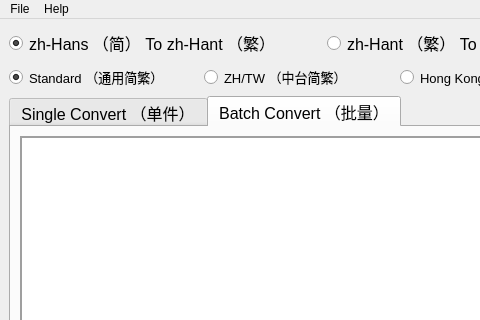
First picture: the form in form.ui, repository laisuk/ZhoConvertPyQtRs, before the edit; both pictures show x 0 to 480 and y 0 to 320 of the 990 by 700 pixel window.
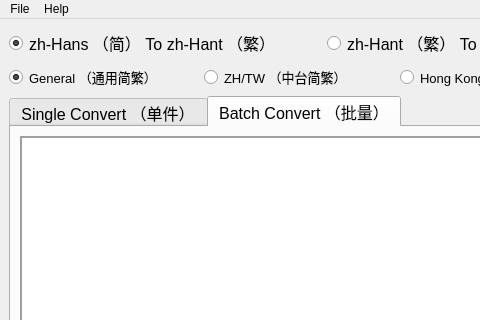
Second picture: the form after the edit. The open tabs and pages were chosen to show the change. Icons and pictures are not drawn. Custom widgets are drawn as their Qt base class.

What changed in the file:
```diff
--- a/form.ui
+++ b/form.ui
@@ -183,7 +183,7 @@
            </font>
           </property>
           <property name="text">
-           <string>Standard （通用简繁）</string>
+           <string>General （通用简繁）</string>
           </property>
           <property name="checked">
            <bool>true</bool>
```
Left out of the diff: 11 changed lines with no effect on the pictures.
